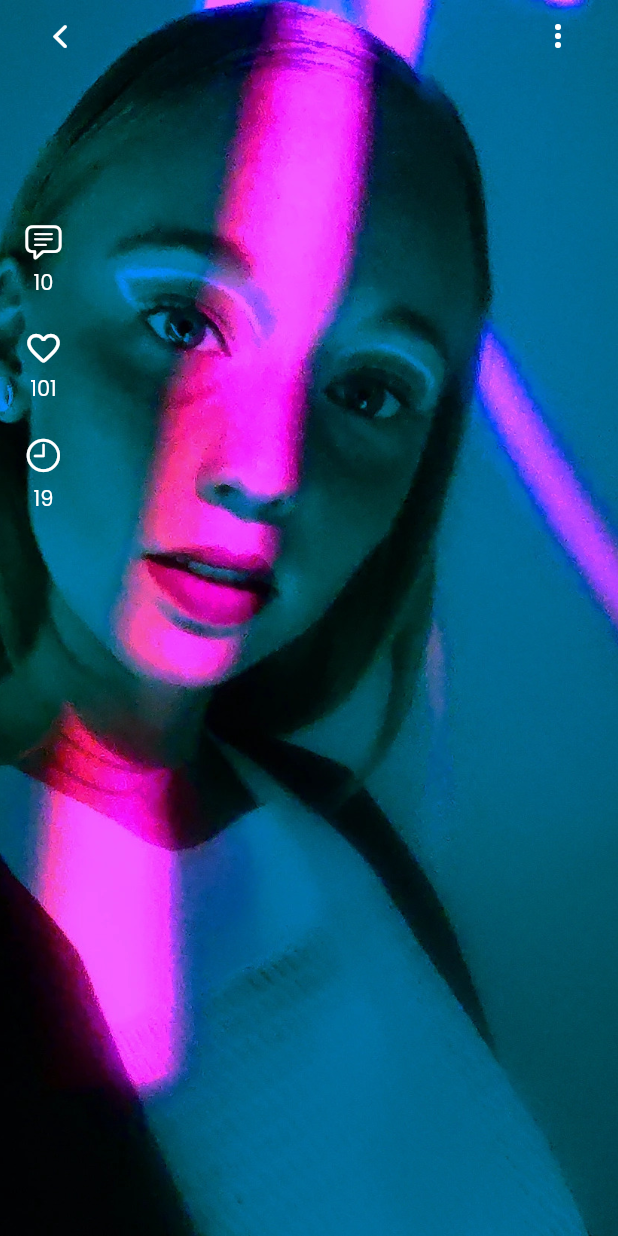
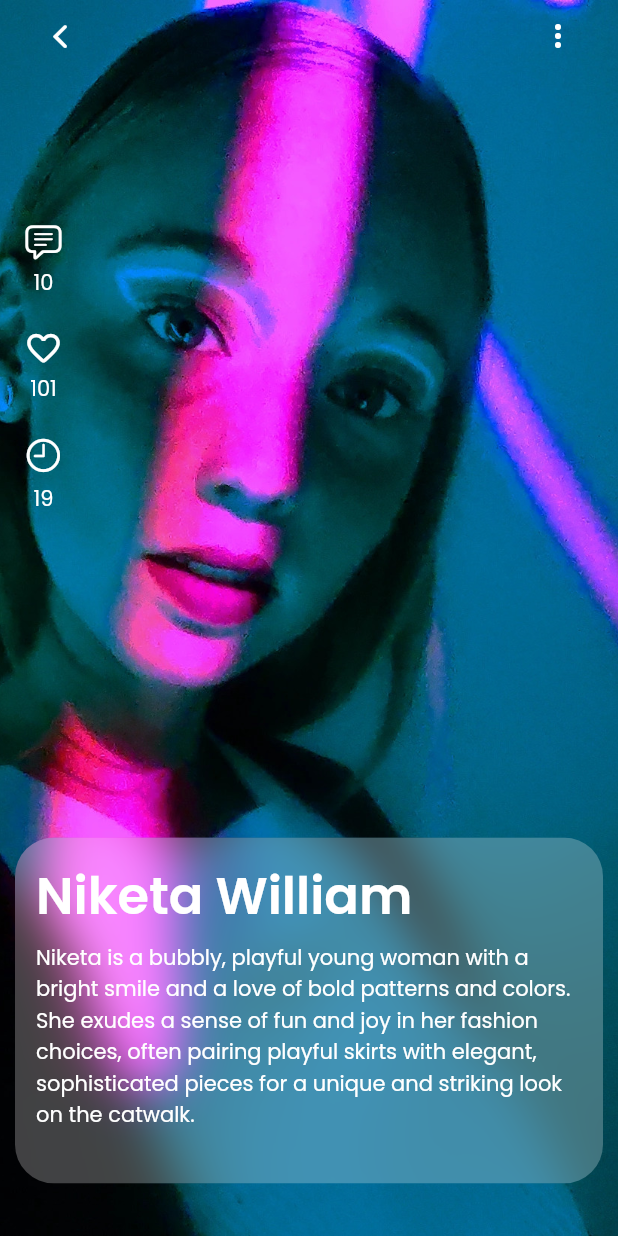
Before and after one commit to faithomotoso/fashion_app_replica, a Flutter app: the screen it shows after launch, after a tap on "Niketa William", on a phone screen of 412 x 824 dp. Run offline on Flutter 3.47's test engine with Material 2 defaults, Android fonts, the light colour scheme and no system bars; our stand-ins replace flutter_riverpod.

Commit message:
Added modal at the bottom of a model view displaying the description

```diff
--- a/lib/core/models/fashion_model.dart
+++ b/lib/core/models/fashion_model.dart
@@ -11,6 +11,7 @@ class FashionModel {
   late final int _commentCount;
   late final int _likesCount;
   late final int _minutes;
+  late final String _description;
   late final FashionCategories _category;
 
   String get id => _id;
@@ -27,6 +28,8 @@ class FashionModel {
 
   int get minutes => _minutes;
 
+  String get description => _description;
+
   FashionCategories get category => _category;
 
   FashionModel({
@@ -37,6 +40,7 @@ class FashionModel {
     required int likesCount,
     required int minutes,
     required FashionCategories category,
+    required String description,
   }) {
     this._id = UniqueKey().toString();
     this._imagePath = imagePath;
@@ -46,5 +50,6 @@ class FashionModel {
     this._likesCount = likesCount;
     this._minutes = minutes;
     this._category = category;
+    this._description = description;
   }
 }
--- a/lib/core/providers/fashion_models_provider.dart
+++ b/lib/core/providers/fashion_models_provider.dart
@@ -14,7 +14,10 @@ List<FashionModel> _fashionModels = [
       commentCount: 10,
       likesCount: 101,
       minutes: 19,
-      category: FashionCategories.recommended),
+      category: FashionCategories.recommended,
+      description:
+          "Niketa is a bubbly, playful young woman with a bright smile and a love of bold patterns and colors. "
+          "She exudes a sense of fun and joy in her fashion choices, often pairing playful skirts with elegant, sophisticated pieces for a unique and striking look on the catwalk."),
   FashionModel(
       imagePath: "$imagesBasePath/img2.jpg",
       name: "Trisha Louis",
@@ -22,7 +25,10 @@ List<FashionModel> _fashionModels = [
       commentCount: 3,
       likesCount: 81,
       minutes: 10,
-      category: FashionCategories.recommended),
+      category: FashionCategories.recommended,
+      description:
+          "Trisha is a striking redhead with piercing green eyes and a killer body."
+          " She's known for her bold fashion choices and killer confidence on the runway, often incorporating edgy and avant-garde looks into her outfits."),
   FashionModel(
       imagePath: "$imagesBasePath/img5.jpg",
       name: "Milla Jovovich",
@@ -30,7 +36,10 @@ List<FashionModel> _fashionModels = [
       commentCount: 3,
       likesCount: 579,
       minutes: 18,
-      category: FashionCategories.recommended),
+      category: FashionCategories.recommended,
+      description:
+          "Milla is a mysterious woman with dark, smoldering eyes and long, sleek black hair."
+          " She exudes an air of sophistication and confidence on the catwalk, often wearing elegant evening gowns and chic power suits."),
   FashionModel(
       imagePath: "$imagesBasePath/img4.jpg",
       name: "Anna White",
@@ -38,7 +47,10 @@ List<FashionModel> _fashionModels = [
       commentCount: 14,
       likesCount: 604,
       minutes: 21,
-      category: FashionCategories.newModels),
+      category: FashionCategories.newModels,
+      description:
+          "Anna is a bubbly, vivacious young woman with a bright smile and infectious energy."
+          " She loves to have fun with her fashion choices, often incorporating bright colors and bold patterns into her outfits."),
   FashionModel(
       imagePath: "$imagesBasePath/img3.jpeg",
       name: "Rosa Diaz",
@@ -46,7 +58,10 @@ List<FashionModel> _fashionModels = [
       commentCount: 21,
       likesCount: 900,
       minutes: 10,
-      category: FashionCategories.newModels),
+      category: FashionCategories.newModels,
+      description:
+          "Rosa is a tall and slender brunette with piercing green eyes and a sharp, angular jawline."
+          " She has a classic, elegant beauty that shines through in her chic, tailored looks on the runway."),
   FashionModel(
       imagePath: "$imagesBasePath/img6.jpg",
       name: "Mila Murrow",
@@ -54,7 +69,10 @@ List<FashionModel> _fashionModels = [
       commentCount: 3,
       likesCount: 579,
       minutes: 18,
-      category: FashionCategories.newModels),
+      category: FashionCategories.newModels,
+      description:
+          "Mila is a confident woman with a fierce attitude and bold style. "
+          "She's known for her fierce strut and love of vibrant colors and bold patterns, often breaking traditional fashion rules in her outfits."),
   FashionModel(
       imagePath: "$imagesBasePath/img7.jpg",
       name: "Milla Kunis",
@@ -62,7 +80,10 @@ List<FashionModel> _fashionModels = [
       commentCount: 7,
       likesCount: 387,
       minutes: 22,
-      category: FashionCategories.newModels),
+      category: FashionCategories.newModels,
+      description:
+          "Milla Kunis is a petite and delicate beauty with porcelain skin and flowing locks. "
+          "She excels in ethereal, romantic looks and has a graceful, balletic walk that turns heads on the catwalk."),
   FashionModel(
       imagePath: "$imagesBasePath/img8.jpg",
       name: "The Addams",
@@ -70,7 +91,11 @@ List<FashionModel> _fashionModels = [
       commentCount: 9,
       likesCount: 455,
       minutes: 18,
-      category: FashionCategories.show2020),
+      category: FashionCategories.show2020,
+      description:
+          "Tyler and Madison Addams are a couple known for their high fashion looks and steamy chemistry on the runway. "
+          "Tyler is tall and muscular with a rugged, masculine energy, while Madison is stunning with piercing brown eyes and a killer figure. "
+          "Together, they set the stage on fire with their smoldering looks and dynamic presence"),
   FashionModel(
       imagePath: "$imagesBasePath/img9.jpg",
       name: "Diego Sanchez",
@@ -78,7 +103,10 @@ List<FashionModel> _fashionModels = [
       commentCount: 29,
       likesCount: 873,
       minutes: 10,
-      category: FashionCategories.show2020),
+      category: FashionCategories.show2020,
+      description:
+          "Diego Sanchez is a charming, handsome young man with a model-perfect physique. "
+          "His signature look is edgy and cool, often pairing leather jackets with ripped jeans and statement sneakers."),
   FashionModel(
       imagePath: "$imagesBasePath/img10.jpg",
       name: "Andrew Snowden",
@@ -86,7 +114,10 @@ List<FashionModel> _fashionModels = [
       commentCount: 3,
       likesCount: 579,
       minutes: 18,
-      category: FashionCategories.show2020),
+      category: FashionCategories.show2020,
+      description:
+          "Andrew Snowden is a towering 6'3\" with piercing blue eyes and chiseled jawline. "
+          "He exudes confidence on the runway, often stealing the show in tailored suits and designer denim"),
 ];
 
 enum FashionCategories {
--- a/lib/ui/pages/model_detail_view.dart
+++ b/lib/ui/pages/model_detail_view.dart
@@ -1,7 +1,10 @@
+import 'dart:ui';
+
 import 'package:fashion_app_replica/core/models/fashion_model.dart';
 import 'package:fashion_app_replica/ui/widgets/comment_icon.dart';
 import 'package:fashion_app_replica/ui/widgets/like_icon.dart';
 import 'package:fashion_app_replica/ui/widgets/minutes_icon.dart';
+import 'package:fashion_app_replica/utils/utils.dart';
 import 'package:flutter/cupertino.dart';
 import 'package:flutter/material.dart';
 import 'package:flutter_riverpod/flutter_riverpod.dart';
@@ -92,7 +95,48 @@ class _ModelDetailViewState extends ConsumerState<ModelDetailView> {
                 )
               ],
             ),
-          )))
+          ))),
+          Positioned(
+            bottom: 35,
+            left: 10,
+            right: 10,
+            child: ClipRRect(
+              borderRadius: BorderRadius.circular(appBorderRadius),
+              child: BackdropFilter(
+                filter: ImageFilter.blur(sigmaX: 15, sigmaY: 15),
+                child: Container(
+                  width: MediaQuery.of(context).size.width,
+                  constraints: BoxConstraints(
+                      maxHeight: MediaQuery.of(context).size.height * 0.28),
+                  decoration:
+                      BoxDecoration(color: Colors.white.withOpacity(0.25)),
+                  padding: const EdgeInsets.all(14),
+                  child: Column(
+                    crossAxisAlignment: CrossAxisAlignment.start,
+                    mainAxisSize: MainAxisSize.min,
+                    children: [
+                      Text(
+                        fashionModel.name,
+                        style: Theme.of(context).textTheme.headline4!.copyWith(
+                            color: Colors.white, fontWeight: FontWeight.bold),
+                      ),
+                      const SizedBox(
+                        height: 5,
+                      ),
+                      Expanded(
+                        child: SingleChildScrollView(
+                          child: Text(
+                            fashionModel.description,
+                            style: const TextStyle(color: Colors.white),
+                          ),
+                        ),
+                      )
+                    ],
+                  ),
+                ),
+              ),
+            ),
+          )
         ],
       ),
     );
```
